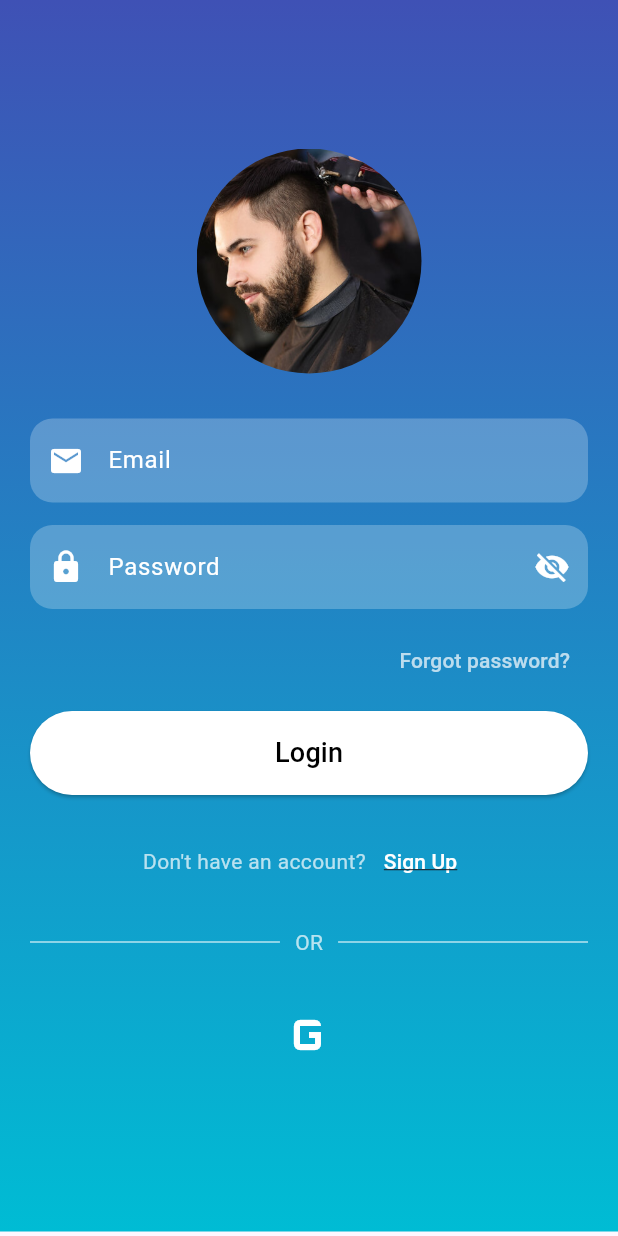
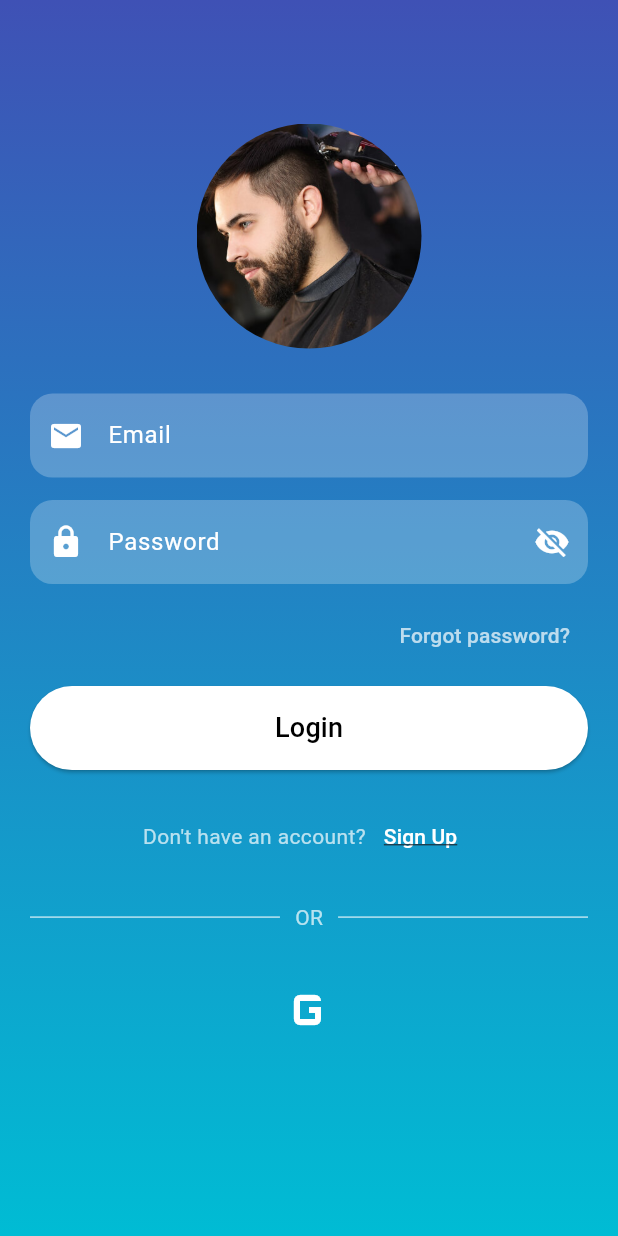
Before and after one commit to Anmoleden/hair_salon_app, a Flutter app: the screen it shows after launch, on a phone screen of 412 x 824 dp. Run offline on Flutter 3.47's test engine with Material 3 defaults, Android fonts, the phone set to English and light mode, and no system bars; our stand-ins replace google_sign_in; Roboto replaces fonts that are missing (Poppins).

Commit message:
resolve the height

```diff
--- a/lib/screens/welcome_screen.dart
+++ b/lib/screens/welcome_screen.dart
@@ -113,11 +113,13 @@ class _WelcomeScreenState extends State<WelcomeScreen> {
   @override
   Widget build(BuildContext context) {
     final screenWidth = MediaQuery.of(context).size.width;
+    final screenHeight = MediaQuery.of(context).size.height; // ✅ ADD this
     final isSmallScreen = screenWidth < 600;
 
     return Scaffold(
       body: Container(
         width: double.infinity,
+        height: screenHeight, // ✅ Optional: make the container full height
         decoration: const BoxDecoration(
           gradient: LinearGradient(
             colors: [Colors.indigo, Colors.cyan],
@@ -128,7 +130,8 @@ class _WelcomeScreenState extends State<WelcomeScreen> {
         child: SingleChildScrollView(
           padding: EdgeInsets.symmetric(
             horizontal: isSmallScreen ? 20 : 40,
-            vertical: 99,
+            vertical:
+                screenHeight * 0.1, // ✅ Adjust vertical padding using height
           ),
           child: Column(
             mainAxisAlignment: MainAxisAlignment.center,
```
